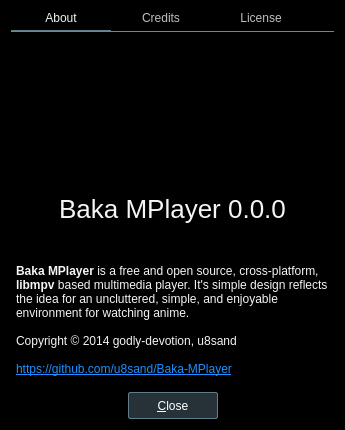
First picture: the form in src/ui/aboutdialog.ui, repository u8sand/Baka-MPlayer, before the edit.
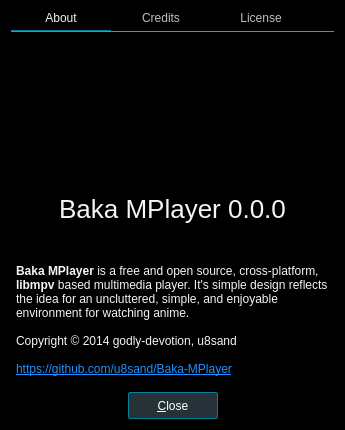
Second picture: the form after the edit. Icons and pictures are not drawn.

What changed in the file:
```diff
--- a/src/ui/aboutdialog.ui
+++ b/src/ui/aboutdialog.ui
@@ -79,7 +79,7 @@
     padding-bottom: 5px;
 }
 QTabBar::tab:selected {
-    border-bottom: 1px solid #607d8b;
+    border-bottom: 1px solid #008098;
 }
 QTabBar::tab:!selected {
 	color: silver;
@@ -281,7 +281,7 @@
 	min-height: 25px;
 }
 QPushButton:default {
-	border: 1px solid #607d8b;
+	border: 1px solid #008098;
 }
 QPushButton:pressed {
     background: #607d8b;
```
Left out of the diff: 2 changed lines with no effect on the pictures.
